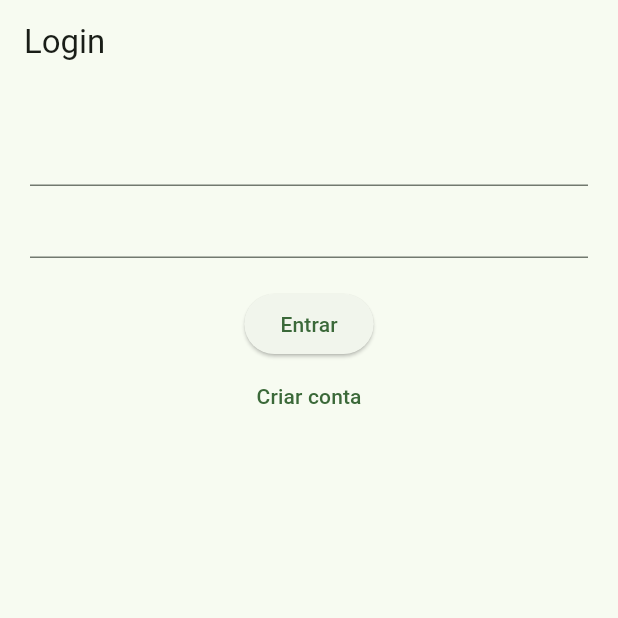
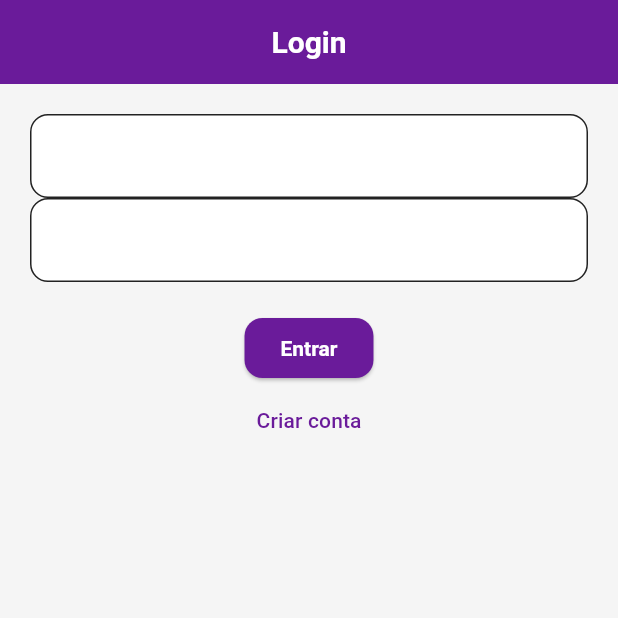
Before and after one commit to Juniior-L/GasolineManagerFlutter, a Flutter app: the screen it shows after launch, on a phone screen of 412 x 824 dp, the top half of it. Run offline on Flutter 3.47's test engine with Material 3 defaults, Android fonts, the phone set to English and light mode, and no system bars; our stand-ins replace firebase_auth, firebase_core, firebase_database, flutter_speed_dial; accounts and stored records are empty.

Commit message:
style(theme): tema customizado e navegação

```diff
--- a/lib/core/routes/app_routes.dart
+++ b/lib/core/routes/app_routes.dart
@@ -0,0 +1,3 @@
+class AppRoutes {
+
+}
--- a/lib/core/themes/theme.dart
+++ b/lib/core/themes/theme.dart
@@ -1,75 +1,95 @@
 import 'package:flutter/material.dart';
 
-ThemeData customTheme = ThemeData(
+class AppTheme {
+  // Paleta de cores moderna
+  static const Color primaryColor = Color(0xFF6A1B9A); // Roxo escuro elegante
+  static const Color accentColor = Color(0xFF8E24AA); // Roxo mais claro
+  static const Color backgroundColor = Color(
+    0xFFF5F5F5,
+  ); // Cinza claro de fundo
+  static const Color surfaceColor = Colors.white;
+  static const Color textPrimary = Colors.black87;
+  static const Color textSecondary = Colors.grey;
+  static const Color cardShadow = Color(0x11000000);
+
+  static ThemeData get lightTheme {
+    return ThemeData(
       useMaterial3: true,
+      colorScheme: const ColorScheme.light(
+        primary: primaryColor,
+        secondary: accentColor,
+        background: backgroundColor,
+        surface: surfaceColor,
+        onPrimary: Colors.white,
+        onSecondary: Colors.white,
+        onSurface: textPrimary,
+      ),
+      scaffoldBackgroundColor: backgroundColor,
 
-  // 🎨 Esquema de cores principal
-  colorScheme: ColorScheme.fromSeed(seedColor: Colors.teal),
-
-  // 🧭 AppBar
+      // AppBar
       appBarTheme: const AppBarTheme(
-    backgroundColor: Colors.teal,
+        backgroundColor: primaryColor,
         foregroundColor: Colors.white,
-    elevation: 4,
+        elevation: 0,
         centerTitle: true,
+        titleTextStyle: TextStyle(
+          fontSize: 20,
+          fontWeight: FontWeight.bold,
+          color: Colors.white,
+        ),
       ),
 
-  // 🔘 Botão elevado (ex: Entrar)
+      // Textos
+      textTheme: const TextTheme(
+        bodyLarge: TextStyle(color: textPrimary, fontSize: 16),
+        bodyMedium: TextStyle(color: textSecondary, fontSize: 14),
+        titleLarge: TextStyle(
+          color: textPrimary,
+          fontWeight: FontWeight.bold,
+          fontSize: 18,
+        ),
+      ),
+
+      // Botões
       elevatedButtonTheme: ElevatedButtonThemeData(
         style: ElevatedButton.styleFrom(
-      backgroundColor: Colors.teal,
+          backgroundColor: primaryColor,
           foregroundColor: Colors.white,
-      minimumSize: const Size(double.infinity, 50),
-      textStyle: const TextStyle(fontSize: 18, fontWeight: FontWeight.w600),
+          textStyle: const TextStyle(fontWeight: FontWeight.bold),
           shape: RoundedRectangleBorder(
             borderRadius: BorderRadius.all(Radius.circular(12)),
           ),
         ),
       ),
 
-  // ⭕ Botão contornado (ex: Cadastrar)
-  outlinedButtonTheme: OutlinedButtonThemeData(
-    style: OutlinedButton.styleFrom(
-      foregroundColor: Colors.teal.shade700,
-      side: BorderSide(color: Colors.teal.shade400, width: 1.5),
-      minimumSize: const Size(double.infinity, 50),
-      textStyle: const TextStyle(fontSize: 18),
-      shape: RoundedRectangleBorder(
-        borderRadius: BorderRadius.all(Radius.circular(12)),
-      ),
-    ),
+      // Floating Action Button
+      floatingActionButtonTheme: const FloatingActionButtonThemeData(
+        backgroundColor: accentColor,
+        foregroundColor: Colors.white,
       ),
 
-  // 🔤 Botão de texto (ex: Sair)
-  textButtonTheme: TextButtonThemeData(
-    style: TextButton.styleFrom(
-      foregroundColor: Colors.redAccent,
-      textStyle: const TextStyle(fontSize: 16),
-    ),
+      // Cards
+      cardTheme: CardThemeData(
+        color: surfaceColor,
+        elevation: 2,
+        shadowColor: cardShadow,
+        shape: RoundedRectangleBorder(borderRadius: BorderRadius.circular(16)),
       ),
 
-  // 📝 Campos de texto
+      // Campos de texto
       inputDecorationTheme: InputDecorationTheme(
-    border: OutlineInputBorder(borderRadius: BorderRadius.circular(12)),
-    enabledBorder: OutlineInputBorder(
+        filled: true,
+        fillColor: Colors.white,
+        labelStyle: const TextStyle(color: textSecondary),
+        border: OutlineInputBorder(
           borderRadius: BorderRadius.circular(12),
-      borderSide: BorderSide(color: Colors.grey.shade400),
+          borderSide: const BorderSide(color: Colors.grey),
         ),
         focusedBorder: OutlineInputBorder(
           borderRadius: BorderRadius.circular(12),
-      borderSide: const BorderSide(color: Colors.teal, width: 2),
+          borderSide: const BorderSide(color: primaryColor, width: 2),
         ),
-    labelStyle: const TextStyle(color: Colors.black54),
-    prefixIconColor: Colors.teal,
-  ),
-
-  // 🖋️ Estilo de texto global
-  textTheme: const TextTheme(
-    headlineMedium: TextStyle(
-      fontSize: 26,
-      fontWeight: FontWeight.bold,
-      color: Colors.black87,
-    ),
-    bodyMedium: TextStyle(fontSize: 16, color: Colors.black54),
       ),
     );
+  }
+}
--- a/lib/data/repositories/vehicle_dao.dart
+++ b/lib/data/repositories/vehicle_dao.dart
@@ -1,6 +1,5 @@
 import 'package:atividade_prova/data/models/vehicle_model.dart';
 import 'package:atividade_prova/data/repositories/base_dao.dart';
-import 'package:atividade_prova/data/services/auth_service.dart';
 import 'package:firebase_database/firebase_database.dart';
 
 class VehicleDao extends BaseDao {
--- a/lib/main.dart
+++ b/lib/main.dart
@@ -1,5 +1,8 @@
+import 'package:atividade_prova/core/themes/theme.dart';
 import 'package:atividade_prova/ui/pages/new_refuel_page.dart';
 import 'package:atividade_prova/ui/pages/new_vehicle_page.dart';
+import 'package:atividade_prova/ui/pages/refuel_page.dart';
+import 'package:atividade_prova/ui/pages/vehicle_page.dart';
 import 'package:atividade_prova/ui/widgets/auth_wrapper.dart';
 import 'package:atividade_prova/viewmodels/auth_viewmodel.dart';
 import 'package:atividade_prova/viewmodels/refuel_viewmodel.dart';
@@ -32,8 +35,8 @@
       ],
       child: MaterialApp(
         debugShowCheckedModeBanner: false,
-        title: 'Gasoline Manager',
-        theme: ThemeData(colorSchemeSeed: Colors.green, useMaterial3: true),
+        title: 'Gestor de Abastecimento',
+        theme: AppTheme.lightTheme,
         home: const AuthWrapper(),
         routes: {
           '/login': (_) => const LoginPage(),
@@ -42,6 +45,8 @@
           '/newVehicle': (_) => const NewVehiclePage(),
           '/newRefuel': (_) => const NewRefuelPage(),
           '/authWrapper': (_) => const AuthWrapper(),
+          '/vehicleList': (_) => const VehicleListPage(),
+          '/refuelList': (_) => const RefuelListPage(),
         },
       ),
     );
--- a/lib/ui/pages/home_page.dart
+++ b/lib/ui/pages/home_page.dart
@@ -41,7 +41,7 @@ class HomePage extends StatelessWidget {
       floatingActionButton: SpeedDial(
         icon: Icons.add,
         activeIcon: Icons.close,
-        backgroundColor: const Color.fromARGB(255, 71, 0, 202),
+        backgroundColor: const Color.from(alpha: 1, red: 0.278, green: 0, blue: 0.792),
         children: [
           SpeedDialChild(
             child: const Icon(Icons.directions_car),
--- a/lib/viewmodels/vehicle_viewmodel.dart
+++ b/lib/viewmodels/vehicle_viewmodel.dart
@@ -35,6 +35,7 @@ class VehicleViewmodel extends ChangeNotifier {
     if (!isListening) return;
     print("🛑 Parando listener de veiculos...");
 
+    list.clear();
     _subscription?.cancel();
     _subscription = null;
     list = []; // limpa a lista pra UI também limpar
```
Also changed, not shown: lib/ui/pages/new_vehicle_page.dart (+2 -7 lines), lib/ui/pages/refuel_page.dart (+168 -0 lines), lib/ui/pages/vehicle_page.dart (+175 -0 lines), lib/ui/widgets/drawer.dart (+26 -6 lines). Lines whose indentation alone changed are shown as unchanged.
